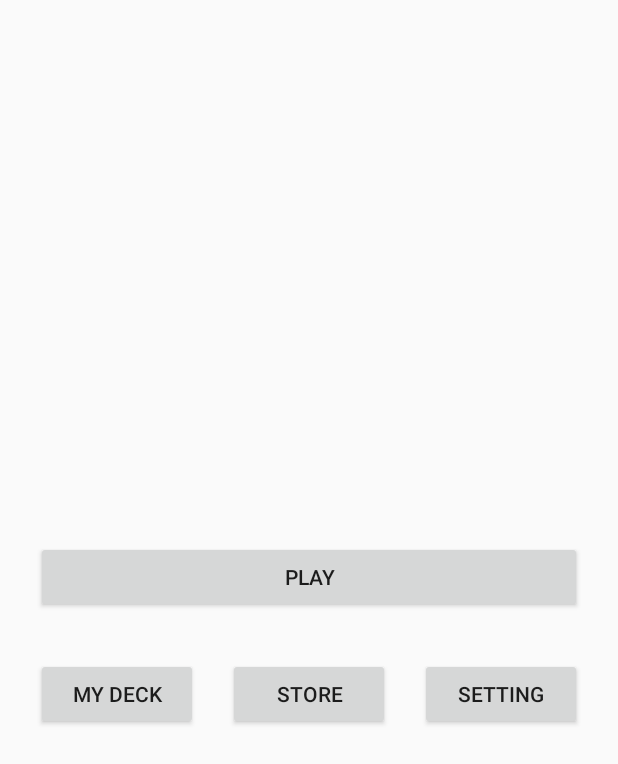
After one commit to Floran-mtte/monster-arena, an Android app: the homePageActivity screen opened directly, with no data from a screen before it, on a phone screen of 412 x 824 dp. The commit adds this screen. Shown: the top 764 px of the screen. Run offline under Robolectric (Android 15) with nearby library versions, the phone set to English and light mode, and no system bars.

Commit message:
Add homePage view

```diff
--- a/app/src/main/AndroidManifest.xml
+++ b/app/src/main/AndroidManifest.xml
@@ -17,7 +17,8 @@
             </intent-filter>
         </activity>
         <activity android:name=".SignInActivity" />
-        <activity android:name=".SignUpActivity"></activity>
+        <activity android:name=".SignUpActivity" />
+        <activity android:name=".homePageActivity"></activity>
     </application>
 
 </manifest>
--- /dev/null
+++ b/app/src/main/java/fr/arena/monster/monster_arena/homePageActivity.java
@@ -0,0 +1,18 @@
+package fr.arena.monster.monster_arena;
+
+import android.support.v7.app.AppCompatActivity;
+import android.os.Bundle;
+
+public class homePageActivity extends AppCompatActivity {
+
+    @Override
+    protected void onCreate(Bundle savedInstanceState) {
+        super.onCreate(savedInstanceState);
+
+        try {
+            this.getSupportActionBar().hide();
+        } catch (NullPointerException e){}
+
+        setContentView(R.layout.activity_home_page);
+    }
+}
--- /dev/null
+++ b/app/src/main/res/layout/activity_home_page.xml
@@ -0,0 +1,72 @@
+<?xml version="1.0" encoding="utf-8"?>
+<android.support.constraint.ConstraintLayout xmlns:android="http://schemas.android.com/apk/res/android"
+    xmlns:app="http://schemas.android.com/apk/res-auto"
+    xmlns:tools="http://schemas.android.com/tools"
+    android:layout_width="match_parent"
+    android:layout_height="match_parent"
+    tools:context=".homePageActivity">
+
+    <LinearLayout
+        android:layout_width="0dp"
+        android:layout_height="0dp"
+        android:gravity="center"
+        android:orientation="vertical"
+        android:paddingLeft="24dp"
+        android:paddingTop="40dp"
+        android:paddingRight="24dp"
+        android:paddingBottom="16dp"
+        app:layout_constraintBottom_toBottomOf="parent"
+        app:layout_constraintEnd_toEndOf="parent"
+        app:layout_constraintStart_toStartOf="parent"
+        app:layout_constraintTop_toTopOf="parent">
+
+        <Button
+            android:id="@+id/button"
+            android:layout_width="match_parent"
+            android:layout_height="wrap_content"
+            android:text="@string/play_button_text" />
+
+        <Space
+            android:layout_width="match_parent"
+            android:layout_height="30dp" />
+
+        <LinearLayout
+            android:layout_width="match_parent"
+            android:layout_height="wrap_content"
+            android:orientation="horizontal">
+
+            <Button
+                android:id="@+id/connect"
+                android:layout_width="wrap_content"
+                android:layout_height="wrap_content"
+                android:layout_weight="1"
+                android:text="@string/edit_deck_button_text" />
+
+            <Space
+                android:layout_width="wrap_content"
+                android:layout_height="wrap_content"
+                android:layout_weight="1" />
+
+            <Button
+                android:id="@+id/connect2"
+                android:layout_width="wrap_content"
+                android:layout_height="wrap_content"
+                android:layout_weight="1"
+                android:text="@string/store_button_text" />
+
+            <Space
+                android:layout_width="wrap_content"
+                android:layout_height="wrap_content"
+                android:layout_weight="1" />
+
+            <Button
+                android:id="@+id/connect3"
+                android:layout_width="wrap_content"
+                android:layout_height="wrap_content"
+                android:layout_weight="1"
+                android:text="@string/settings_button_text" />
+
+        </LinearLayout>
+
+    </LinearLayout>
+</android.support.constraint.ConstraintLayout>
--- a/app/src/main/res/values/strings.xml
+++ b/app/src/main/res/values/strings.xml
@@ -12,4 +12,8 @@
     <string name="sign_in_button" translatable="false">Sign In</string>
     <string name="sign_up_to_in" translatable="false">Already sign up ? click here</string>
     <string name="sign_in_confirm_pass_label" translatable="false">Confirm password</string>
+    <string name="play_button_text" translatable="false">Play</string>
+    <string name="settings_button_text">Setting</string>
+    <string name="edit_deck_button_text">My Deck</string>
+    <string name="store_button_text">Store</string>
 </resources>
```
Also changed, not shown: 3 other files.
